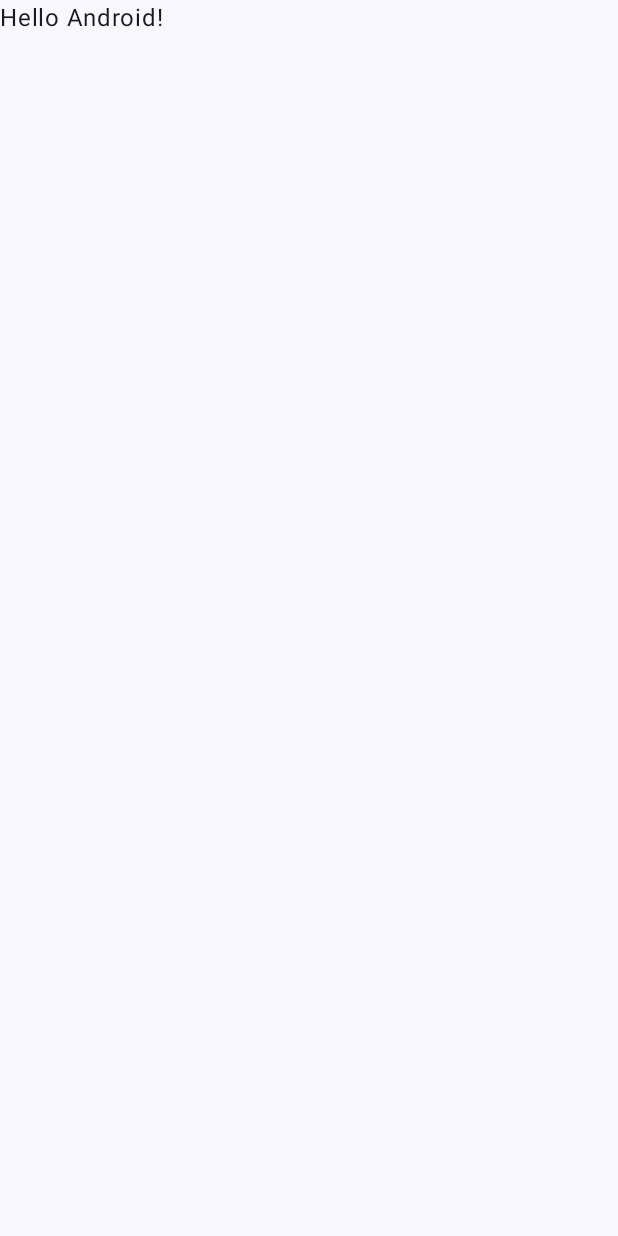
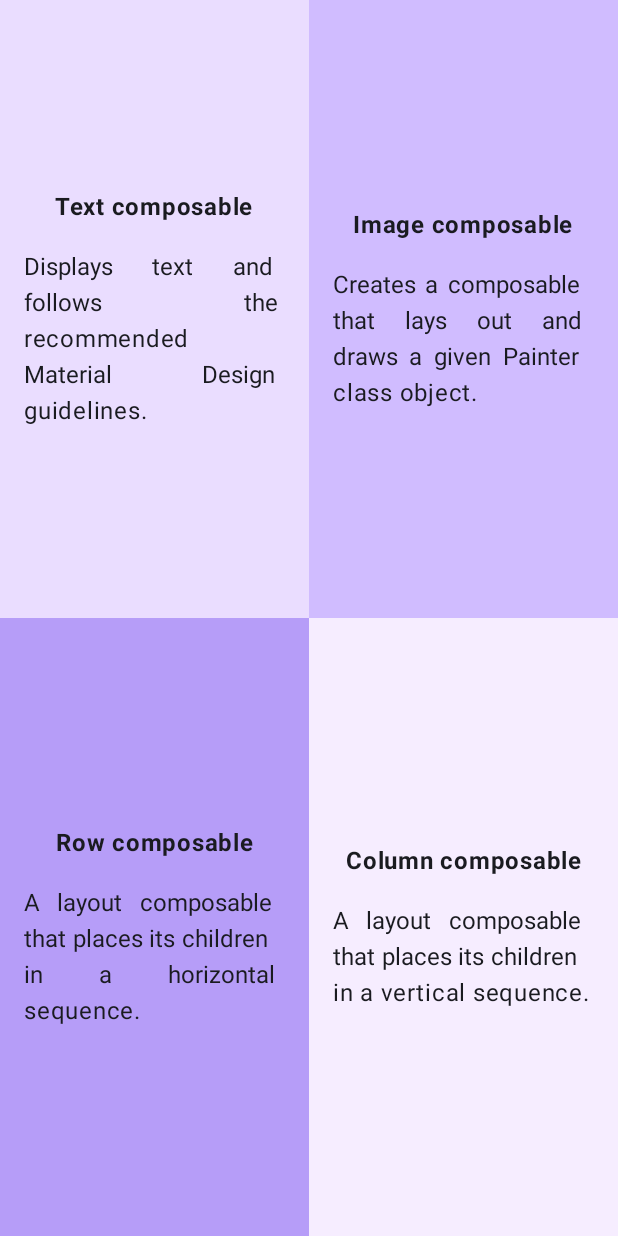
Before and after one commit to breno-hof/compose-quadrant-android, an Android app built with Jetpack Compose: the screen it shows after launch (MainActivity), on a phone screen of 412 x 824 dp. Before the commit the screen is almost empty. Run offline under Robolectric (Android 15) with nearby library versions, the phone set to English and light mode, and no system bars.

Commit message:
Jetpack Compose Tutorial

```diff
--- a/app/src/main/java/br/com/composequadrant/MainActivity.kt
+++ b/app/src/main/java/br/com/composequadrant/MainActivity.kt
@@ -4,13 +4,25 @@ import android.os.Bundle
 import androidx.activity.ComponentActivity
 import androidx.activity.compose.setContent
 import androidx.activity.enableEdgeToEdge
+import androidx.compose.foundation.background
+import androidx.compose.foundation.layout.Arrangement
+import androidx.compose.foundation.layout.Column
+import androidx.compose.foundation.layout.Row
 import androidx.compose.foundation.layout.fillMaxSize
+import androidx.compose.foundation.layout.fillMaxWidth
 import androidx.compose.foundation.layout.padding
-import androidx.compose.material3.Scaffold
+import androidx.compose.material3.MaterialTheme
+import androidx.compose.material3.Surface
 import androidx.compose.material3.Text
 import androidx.compose.runtime.Composable
+import androidx.compose.ui.Alignment
 import androidx.compose.ui.Modifier
+import androidx.compose.ui.graphics.Color
+import androidx.compose.ui.res.stringResource
+import androidx.compose.ui.text.font.FontWeight
+import androidx.compose.ui.text.style.TextAlign
 import androidx.compose.ui.tooling.preview.Preview
+import androidx.compose.ui.unit.dp
 import br.com.composequadrant.ui.theme.ComposeQuadrantTheme
 
 class MainActivity : ComponentActivity() {
@@ -19,11 +31,11 @@ class MainActivity : ComponentActivity() {
         enableEdgeToEdge()
         setContent {
             ComposeQuadrantTheme {
-                Scaffold(modifier = Modifier.fillMaxSize()) { innerPadding ->
-                    Greeting(
-                        name = "Android",
-                        modifier = Modifier.padding(innerPadding)
-                    )
+                Surface(
+                    modifier = Modifier.fillMaxSize(),
+                    color = MaterialTheme.colorScheme.background
+                ) {
+                    ComposeQuadrant()
                 }
             }
         }
@@ -31,17 +43,74 @@ class MainActivity : ComponentActivity() {
 }
 
 @Composable
-fun Greeting(name: String, modifier: Modifier = Modifier) {
-    Text(
-        text = "Hello $name!",
+fun ComposeQuadrant() {
+    Column {
+        Row(
+            modifier = Modifier.weight(1f)
+        ) {
+            Card(
+                title = stringResource(R.string.card_text_composable_title),
+                description = stringResource(R.string.card_text_composable_description),
+                color = Color(0xFFEADDFF),
+                modifier = Modifier.weight(1f)
+            )
+            Card(
+                title = stringResource(R.string.card_image_composable_title),
+                description = stringResource(R.string.card_image_composable_description),
+                color = Color(0xFFD0BCFF),
+                modifier = Modifier.weight(1f),
+            )
+        }
+        Row(
+            modifier = Modifier.weight(1f)
+        ) {
+            Card(
+                title = stringResource(R.string.card_row_composable_title),
+                description = stringResource(R.string.card_row_composable_description),
+                color = Color(0xFFB69DF8),
+                modifier = Modifier.weight(1f),
+            )
+            Card(
+                title = stringResource(R.string.card_column_composable_title),
+                description = stringResource(R.string.card_column_composable_description),
+                color = Color(0xFFF6EDFF),
+                modifier = Modifier.weight(1f),
+            )
+        }
+    }
+}
+
+@Composable
+fun Card(
+    title: String,
+    description: String,
+    color: Color,
+    modifier: Modifier
+) {
+    Column(
         modifier = modifier
-    )
+            .fillMaxSize()
+            .background(color)
+            .padding(16.dp),
+        horizontalAlignment = Alignment.CenterHorizontally,
+        verticalArrangement = Arrangement.Center
+    ) {
+        Text(
+            text = title,
+            fontWeight = FontWeight.Bold,
+            modifier = Modifier.padding(bottom = 16.dp)
+        )
+        Text(
+            text = description,
+            textAlign = TextAlign.Justify
+        )
+    }
 }
 
 @Preview(showBackground = true)
 @Composable
-fun GreetingPreview() {
+fun ComposeQuadrantPreview() {
     ComposeQuadrantTheme {
-        Greeting("Android")
+        ComposeQuadrant()
     }
 }
--- a/app/src/main/res/values/strings.xml
+++ b/app/src/main/res/values/strings.xml
@@ -1,3 +1,11 @@
 <resources>
     <string name="app_name">Compose quadrant</string>
+    <string name="card_text_composable_description">Displays text and follows the recommended Material Design guidelines.</string>
+    <string name="card_text_composable_title">Text composable</string>
+    <string name="card_image_composable_title">Image composable</string>
+    <string name="card_image_composable_description">Creates a composable that lays out and draws a given Painter class object.</string>
+    <string name="card_row_composable_title">Row composable</string>
+    <string name="card_row_composable_description">A layout composable that places its children in a horizontal sequence.</string>
+    <string name="card_column_composable_description">A layout composable that places its children in a vertical sequence.</string>
+    <string name="card_column_composable_title">Column composable</string>
 </resources>
```
